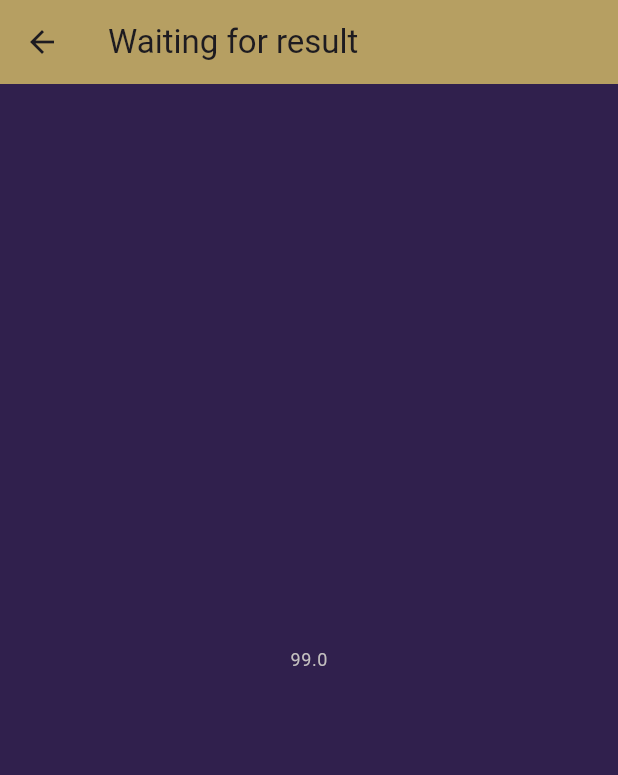
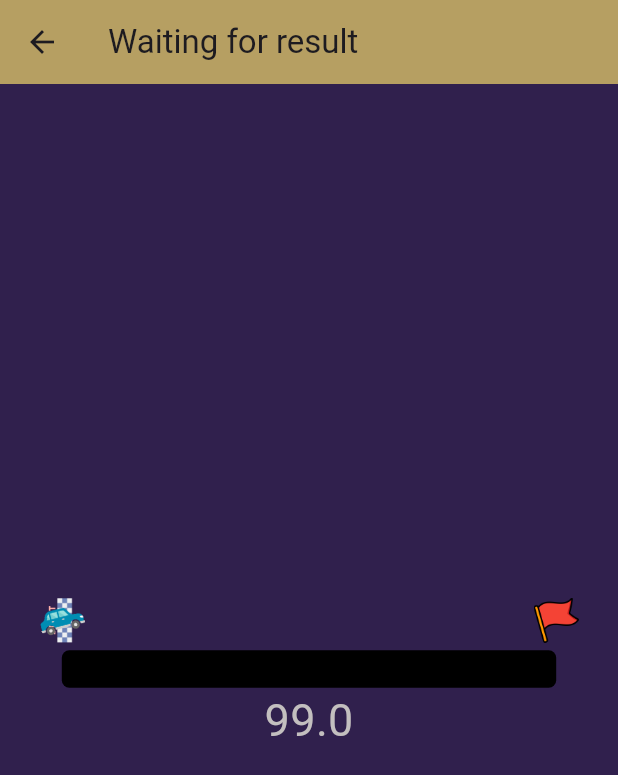
Before and after one commit to walkerhsu/makeNTU2024, a Flutter app: the WaitResultPage screen opened by its route, on a phone screen of 412 x 824 dp. Shown: the top 775 px of the screen. Run offline on Flutter 3.47's test engine with Material 3 defaults, Android fonts, the phone set to English and light mode, and no system bars; our stand-ins replace flutter_dotenv, flutter_redux, flutter_tts, geolocator, loading_animation_widget, quickalert and 1 more; missing offline and left inert: mapbox_gl, mapbox_search.

Commit message:
:lipstick: update GameMainPage

```diff
--- a/app/lib/game/Components/card_text.dart
+++ b/app/lib/game/Components/card_text.dart
@@ -19,7 +19,7 @@
     this.width = 320,
     this.fontSize = 12,
     this.color = Colors.black,
-    this.cardColor = Colors.white,
+    this.cardColor = const Color.fromARGB(255, 220, 220, 220),
     this.fontWeight = FontWeight.normal,
     this.textAlign = TextAlign.left,
     this.maxLines = 1,
--- a/app/lib/game/game_main/story.dart
+++ b/app/lib/game/game_main/story.dart
@@ -35,7 +35,7 @@
           Container(
             padding: const EdgeInsets.all(10),
             decoration: BoxDecoration(
-                color: Colors.white, borderRadius: BorderRadius.circular(15)),
+                color: const Color.fromARGB(255, 180, 180, 180) , borderRadius: BorderRadius.circular(15)),
             width: 400,
             child: Column(
               mainAxisAlignment: MainAxisAlignment.start,
@@ -84,7 +84,7 @@
                 text: option['option'],
                 textAlign: TextAlign.center,
                 maxLines: 2,
-                cardColor: Colors.red,
+                cardColor: Colors.purple[100]!,
               )))
           .toList(),
     );
--- a/app/lib/game/game_main/wait_result.dart
+++ b/app/lib/game/game_main/wait_result.dart
@@ -2,6 +2,7 @@
 
 import 'package:flutter/material.dart';
 import 'package:flutter_redux/flutter_redux.dart';
+import 'package:rpg_game/game/Components/progress_bar.dart';
 import 'package:rpg_game/game/game_main/userState/actions.dart';
 import 'package:rpg_game/game/game_main/userState/state.dart';
 import 'package:rpg_game/game/game_main/userState/store.dart';
@@ -33,8 +34,15 @@
                   child: Column(
                     mainAxisAlignment: MainAxisAlignment.center,
                     children: <Widget>[
+                      ProgressBar(
+                        width: MediaQuery.of(context).size.width * 0.8,
+                        height: 25,
+                        color: Colors.blue,
+                        backgroundColor: Colors.black,
+                      ),
                       Text(userStateStore.state.health.toString(),
-                          style: Theme.of(context).textTheme.bodySmall),
+                          style: TextStyle(fontSize: 30,
+                              color: Theme.of(context).textTheme.bodySmall!.color),),
                     ],
                   ),
                 ),
```
Also changed, not shown: app/lib/theme/theme_data.dart (+8 -0 lines).
